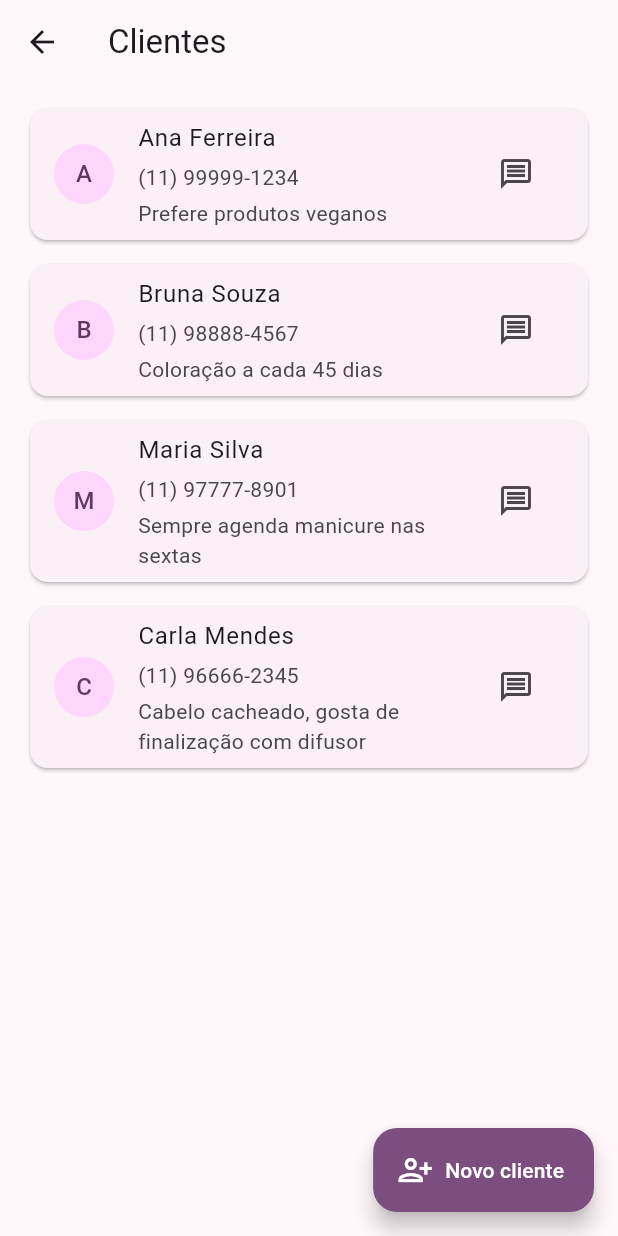
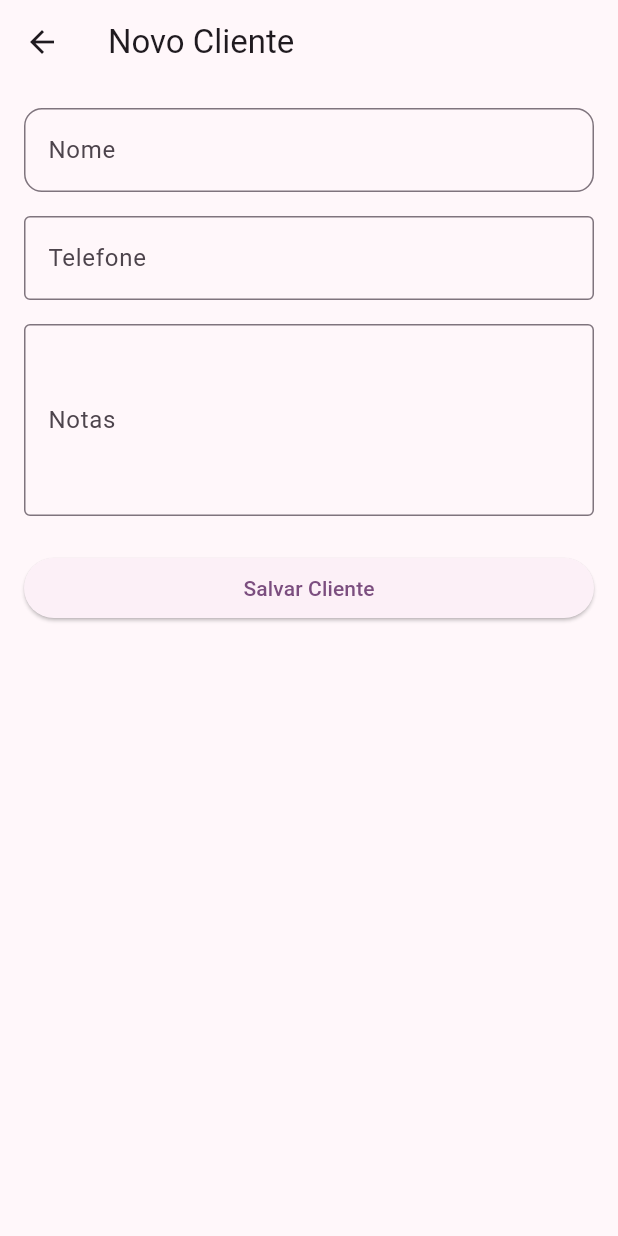
Before and after one commit to Gsaudx/app_agendamento_salao, a Flutter app: the ClientsScreen screen opened by its route, after a tap on "Novo cliente", on a phone screen of 412 x 824 dp. Run offline on Flutter 3.47's test engine with Material 3 defaults, Android fonts, the light colour scheme and no system bars.

Commit message:
feat: Arquivo tela de cadastro de clientes
também foi adicionado a rota na app.dart e ja foi selecionado a rota no botão respectivo onde esta tela deve ser chamada

```diff
--- a/lib/app.dart
+++ b/lib/app.dart
@@ -4,6 +4,7 @@ import 'screens/appointments_screen.dart';
 import 'screens/clients_screen.dart';
 import 'screens/home_screen.dart';
 import 'screens/services_screen.dart';
+import 'screens/newclient_screen.dart';
 
 class SalonSchedulerApp extends StatelessWidget {
   const SalonSchedulerApp({super.key});
@@ -19,6 +20,7 @@ class SalonSchedulerApp extends StatelessWidget {
         AppointmentsScreen.routeName: (context) => const AppointmentsScreen(),
         ClientsScreen.routeName: (context) => const ClientsScreen(),
         ServicesScreen.routeName: (context) => const ServicesScreen(),
+        NewClientScreen.routeName: (context) => const NewClientScreen(),
       },
       debugShowCheckedModeBanner: false,
     );
--- a/lib/screens/clients_screen.dart
+++ b/lib/screens/clients_screen.dart
@@ -1,4 +1,5 @@
 import 'package:flutter/material.dart';
+import 'package:app_paula_barros/screens/newclient_screen.dart';
 
 class ClientsScreen extends StatelessWidget {
   const ClientsScreen({super.key});
@@ -48,7 +49,7 @@ class ClientsScreen extends StatelessWidget {
         },
       ),
       floatingActionButton: FloatingActionButton.extended(
-        onPressed: () {},
+        onPressed: () => Navigator.pushNamed(context, NewClientScreen.routeName),
         icon: const Icon(Icons.person_add_alt),
         label: const Text('Novo cliente'),
       ),
--- /dev/null
+++ b/lib/screens/newclient_screen.dart
@@ -0,0 +1,52 @@
+import 'package:flutter/material.dart';
+
+class NewClientScreen extends StatelessWidget {
+  const NewClientScreen({super.key});
+
+  static const routeName = '/new-client';
+
+  @override
+  Widget build(BuildContext context) {
+    return Scaffold(
+      appBar: AppBar(
+        title: const Text('Novo Cliente'),
+      ),
+      body: ListView(
+        padding: const EdgeInsets.all(16),
+        children: [
+          TextField(
+            decoration: const InputDecoration(
+              labelText: 'Nome',
+              border: OutlineInputBorder(
+                borderRadius: BorderRadius.all(Radius.circular(12.0)),
+              ),
+            ),
+          ),
+          const SizedBox(height: 16),
+          TextField(
+            decoration: const InputDecoration(
+              labelText: 'Telefone',
+              border: OutlineInputBorder(),
+            ),
+            keyboardType: TextInputType.phone,
+          ),
+          const SizedBox(height: 16),
+          TextField(
+            decoration: const InputDecoration(
+              labelText: 'Notas',
+              border: OutlineInputBorder(),
+            ),
+            maxLines: 4,
+          ),
+          const SizedBox(height: 24),
+          ElevatedButton(
+            onPressed: () {
+              // Lógica para salvar o novo cliente
+            },
+            child: const Text('Salvar Cliente'),
+          ),
+        ],
+      ),
+    );
+  }
+}
```
